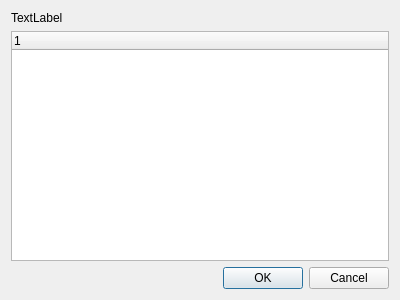
The window that src/gui/windows/ObjectSelectWindowBase.ui (startkladde/startkladde) describes before a commit, drawn with Qt 5.
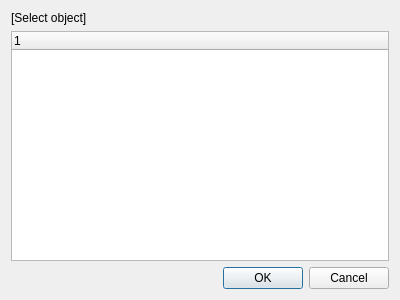
The same window after the commit.

Commit message: Fix variable scope Make dynamically-set text non-translatable

The edit to the form file:
```diff
--- a/src/gui/windows/ObjectSelectWindowBase.ui
+++ b/src/gui/windows/ObjectSelectWindowBase.ui
@@ -17,7 +17,7 @@
    <item>
     <widget class="QLabel" name="textLabel">
      <property name="text">
-      <string>TextLabel</string>
+      <string notr="true">[Select object]</string>
      </property>
     </widget>
    </item>
```
Left out of the diff: 2 changed lines with no effect on the pictures. The commit also changes 1 other file.
